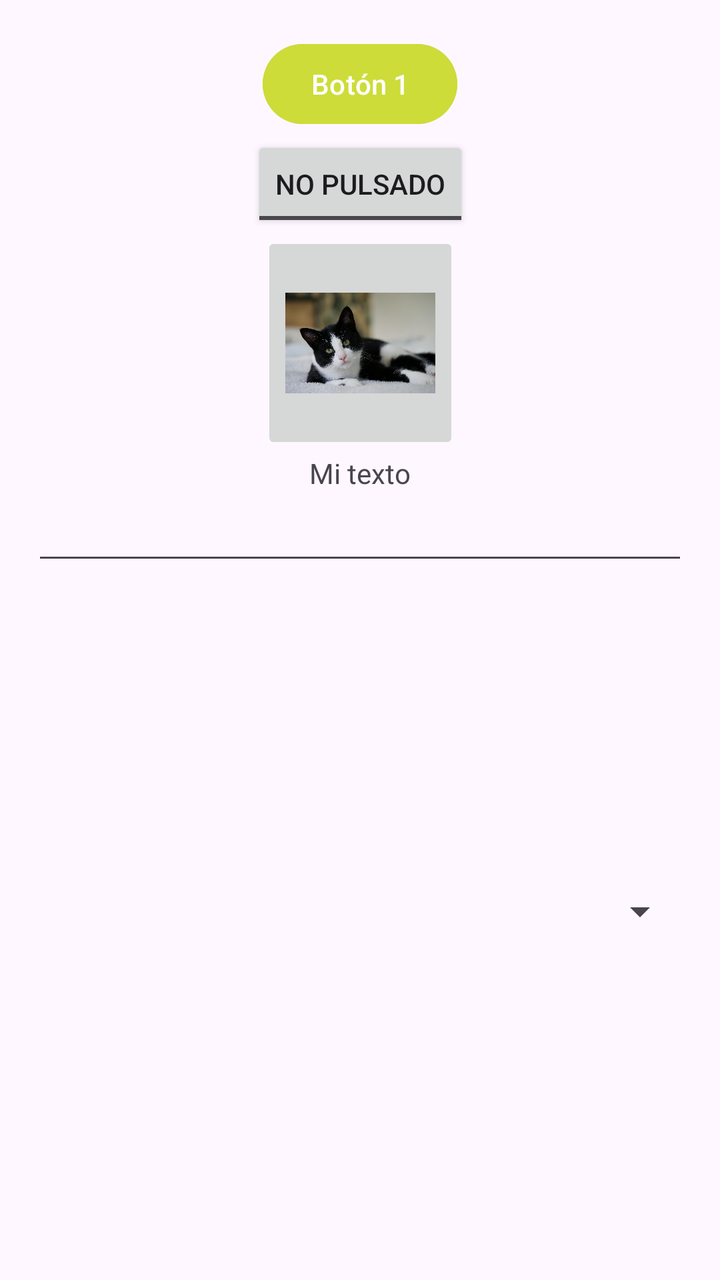
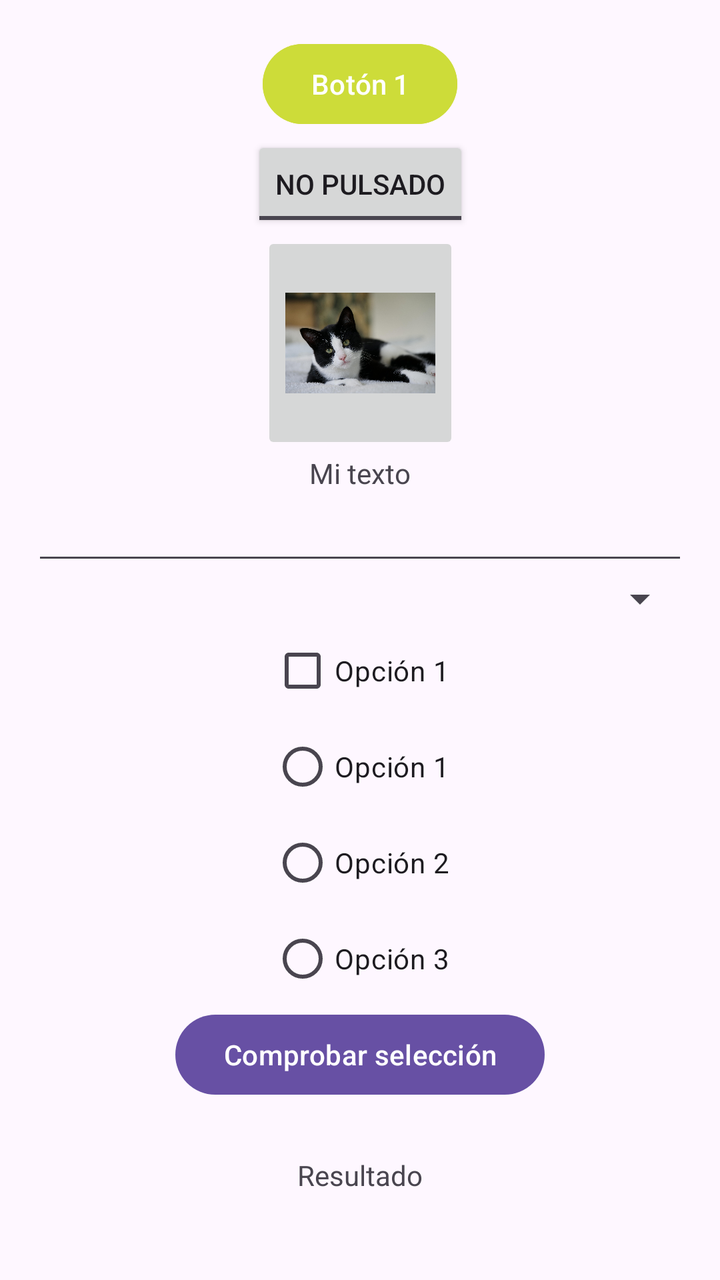

Two renders of the same Android screen: before a commit and after it. Below are the layout's source before the change and the commit's diff.
<!-- AndroidManifest.xml: application theme Theme.Tema4InterfacesDeUsuario -->
<!-- res/layout/activity_main.xml -->
<?xml version="1.0" encoding="utf-8"?>
<GridLayout xmlns:android="http://schemas.android.com/apk/res/android"
    xmlns:tools="http://schemas.android.com/tools"
    android:id="@+id/main"
    android:layout_width="match_parent"
    android:layout_height="match_parent"
    android:columnCount="1"
    android:gravity="center"
    android:padding="16dp"
    tools:context=".MainActivity">

    <Button
        android:layout_width="wrap_content"
        android:layout_height="wrap_content"
        android:layout_gravity="center"
        android:layout_margin="2dp"
        android:backgroundTint="#CDDC39"
        android:text="Botón 1" />

    <ToggleButton
        android:id="@+id/miToggleButton"
        android:layout_width="wrap_content"
        android:layout_height="wrap_content"
        android:layout_gravity="center"
        android:textOn="Pulsado"
        android:textOff="No pulsado" />

    <ImageButton
        android:id="@+id/miImageButton"
        android:layout_width="99dp"
        android:layout_height="111dp"
        android:layout_gravity="center"
        android:src="@drawable/imagen2"
        android:contentDescription="Botón de imagen"
        android:scaleType="fitCenter" />

    <TextView
        android:id="@+id/texto"
        android:layout_width="wrap_content"
        android:layout_height="wrap_content"
        android:layout_gravity="center"
        android:text="Mi texto" />

    <AutoCompleteTextView
        android:id="@+id/miTexto"
        android:layout_width="match_parent"
        android:layout_height="wrap_content"
        android:completionHint="Elige una opcion"
        android:completionThreshold="4" />

    <Spinner
        android:id="@+id/miSpinner"
        android:layout_width="match_parent"
        android:layout_height="wrap_content"
        android:layout_gravity="center" />

</GridLayout>
<!-- resources referenced by this layout -->
<resources>
  <!-- drawable imagen2: jpg bitmap (drawable, 354804 bytes) -->
  <style name="Theme.Tema4InterfacesDeUsuario" parent="Base.Theme.Tema4InterfacesDeUsuario" />
  <style name="Base.Theme.Tema4InterfacesDeUsuario" parent="Theme.Material3.DayNight.NoActionBar">
          
          
      </style>
</resources>

<!-- the commit's change to res/layout/activity_main.xml (unified diff, before → after) -->
@@ -54,4 +54,51 @@
         android:layout_height="wrap_content"
         android:layout_gravity="center" />
 
+    <CheckBox
+        android:id="@+id/checkbox1"
+        android:layout_width="wrap_content"
+        android:layout_height="wrap_content"
+        android:layout_gravity="center"
+        android:text="Opción 1" />
+
+    <RadioGroup
+        android:id="@+id/radioGroup"
+        android:layout_width="wrap_content"
+        android:layout_height="wrap_content"
+        android:layout_gravity="center">
+
+        <RadioButton
+            android:id="@+id/radioButton1"
+            android:layout_width="wrap_content"
+            android:layout_height="wrap_content"
+            android:text="Opción 1" />
+
+        <RadioButton
+            android:id="@+id/radioButton2"
+            android:layout_width="wrap_content"
+            android:layout_height="wrap_content"
+            android:text="Opción 2" />
+
+        <RadioButton
+            android:id="@+id/radioButton3"
+            android:layout_width="wrap_content"
+            android:layout_height="wrap_content"
+            android:text="Opción 3" />
+
+    </RadioGroup>
+
+    <Button
+        android:id="@+id/button_check"
+        android:layout_width="wrap_content"
+        android:layout_height="wrap_content"
+        android:layout_gravity="center"
+        android:text="Comprobar selección" />
+
+    <TextView
+        android:id="@+id/textViewResult"
+        android:layout_width="wrap_content"
+        android:layout_height="wrap_content"
+        android:layout_gravity="center"
+        android:text="Resultado" />
+
 </GridLayout>
